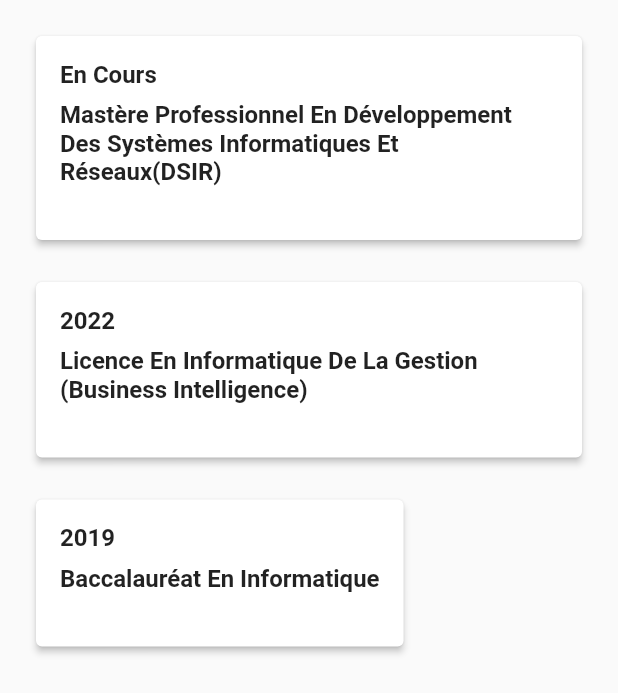
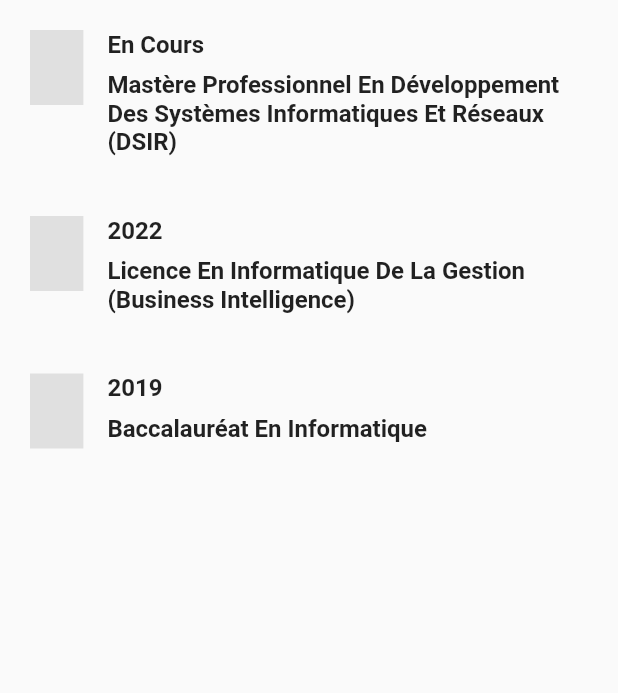
Before and after one commit to MariemJbeli/cv-Flutter, a Flutter app: the EducationPage screen opened directly, on a phone screen of 412 x 824 dp. Shown: the top 693 px of the screen. Run offline on Flutter 3.47's test engine with Material 2 defaults, Android fonts, the phone set to English and light mode, and no system bars; our stand-ins replace image_picker, shared_preferences; missing offline and left inert: cloudinary_public; accounts and stored records are empty.

Commit message:
first commit

```diff
--- a/lib/pages/EducationPage.dart
+++ b/lib/pages/EducationPage.dart
@@ -1,45 +1,10 @@
 import 'package:flutter/material.dart';
 
-class EducationPage extends StatefulWidget {
-  @override
-  _EducationPageState createState() => _EducationPageState();
-}
-
-class _EducationPageState extends State<EducationPage>
-    with SingleTickerProviderStateMixin {
-  late AnimationController _animationController;
-  late Animation<double> _fadeInAnimation;
-
-  @override
-  void initState() {
-    super.initState();
-    _animationController = AnimationController(
-      duration: Duration(milliseconds: 800),
-      vsync: this,
-    );
-    _fadeInAnimation = Tween<double>(begin: 0.0, end: 1.0).animate(
-      CurvedAnimation(
-        parent: _animationController,
-        curve: Curves.easeIn,
-      ),
-    );
-
-    // Start the animation
-    _animationController.forward();
-  }
-
-  @override
-  void dispose() {
-    _animationController.dispose();
-    super.dispose();
-  }
-
+class EducationPage extends StatelessWidget {
   @override
   Widget build(BuildContext context) {
     return Scaffold(
-      body: FadeTransition(
-        opacity: _fadeInAnimation,
-        child: SingleChildScrollView(
+      body: SingleChildScrollView(
         padding: EdgeInsets.all(20),
         child: Column(
           crossAxisAlignment: CrossAxisAlignment.start,
@@ -47,7 +12,7 @@ class _EducationPageState extends State<EducationPage>
             EducationItem(
               year: 'En Cours',
               institution:
-                    'Mastère Professionnel En Développement Des Systèmes Informatiques Et Réseaux(DSIR)',
+                  'Mastère Professionnel En Développement Des Systèmes Informatiques Et Réseaux (DSIR)',
               degree: '',
             ),
             SizedBox(height: 20),
@@ -64,9 +29,8 @@ class _EducationPageState extends State<EducationPage>
               degree: '',
             ),
             SizedBox(height: 20),
-              // Add more EducationItem widgets for other education details
+            // Ajoutez d'autres widgets EducationItem pour d'autres détails d'éducation
           ],
-          ),
         ),
       ),
     );
@@ -86,10 +50,20 @@ class EducationItem extends StatelessWidget {
 
   @override
   Widget build(BuildContext context) {
-    return Card(
-      elevation: 2,
-      child: Padding(
-        padding: EdgeInsets.all(16),
+    return Row(
+      crossAxisAlignment: CrossAxisAlignment.start,
+      children: [
+        Expanded(
+          flex: 1,
+          child: Container(
+            width: 4,
+            height: 50,
+            color: Colors.grey[300],
+          ),
+        ),
+        SizedBox(width: 16),
+        Expanded(
+          flex: 9,
           child: Column(
             crossAxisAlignment: CrossAxisAlignment.start,
             children: [
@@ -119,6 +93,7 @@ class EducationItem extends StatelessWidget {
             ],
           ),
         ),
+      ],
     );
   }
 }
--- a/pubspec.yaml
+++ b/pubspec.yaml
@@ -37,6 +37,7 @@ dependencies:
   geolocator:
   geocoding:
   http:
+  animations: ^2.0.0
   flutter:
     sdk: flutter
 
```
Also changed, not shown: pubspec.lock. Lines whose indentation alone changed are shown as unchanged.
